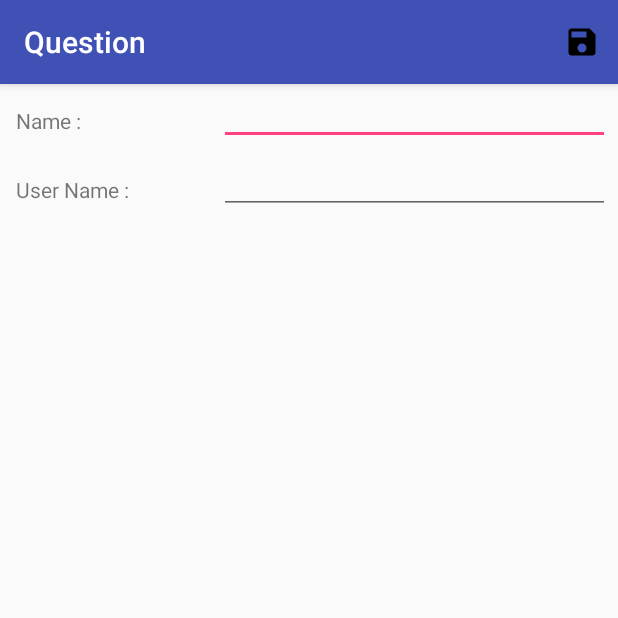
After one commit to tarek3laa/Question, an Android app: the SignUpActivity screen opened directly, with no data from a screen before it, on a phone screen of 412 x 824 dp, the top half of it. The commit adds this screen. Run offline under Robolectric (Android 15) with nearby library versions, the phone set to English and light mode, and no system bars.

Commit message:
tarek : edit

```diff
--- a/app/src/main/AndroidManifest.xml
+++ b/app/src/main/AndroidManifest.xml
@@ -2,7 +2,7 @@
 <manifest xmlns:android="http://schemas.android.com/apk/res/android"
     package="com.example.nextapp.question">
 
-    <uses-permission android:name="android.permission.INTERNET"/>
+    <uses-permission android:name="android.permission.INTERNET" />
 
     <application
         android:allowBackup="true"
@@ -19,7 +19,9 @@
             </intent-filter>
         </activity>
         <activity android:name=".QuestionActivity" />
-        <activity android:name=".RankingActivity"></activity>
+        <activity android:name=".RankingActivity" />
+        <activity android:name=".ProfileActivity" />
+        <activity android:name=".SignUpActivity"></activity>
     </application>
 
 </manifest>
--- a/app/src/main/java/com/example/nextapp/question/QuestionActivity.java
+++ b/app/src/main/java/com/example/nextapp/question/QuestionActivity.java
@@ -1,13 +1,54 @@
 package com.example.nextapp.question;
 
+import android.os.CountDownTimer;
 import android.support.v7.app.AppCompatActivity;
 import android.os.Bundle;
+import android.widget.TextView;
+
+import java.util.Locale;
 
 public class QuestionActivity extends AppCompatActivity {
+
+    private static final long START_TIME = 15000;
+    private long mTime = START_TIME;
+
+    private TextView timer;
 
     @Override
     protected void onCreate(Bundle savedInstanceState) {
         super.onCreate(savedInstanceState);
         setContentView(R.layout.activity_question);
+        timer = (TextView) findViewById(R.id.tv_timer);
+
+        startTimer();
+
     }
+
+    private void startTimer() {
+        mTime = START_TIME;
+        timer();
+
+    }
+
+    private void timer() {
+
+         new CountDownTimer(mTime, 1000) {
+            @Override
+            public void onTick(long l) {
+                mTime = l;
+
+                int m = (int) (mTime/1000) / 60;
+                int s = (int) (mTime/1000) % 60;
+                timer.setText(String.format(Locale.getDefault(), "0%2d:%02d", m, s));
+            }
+
+            @Override
+            public void onFinish() {
+
+
+
+            }
+        }.start();
+    }
+
 }
--- /dev/null
+++ b/app/src/main/java/com/example/nextapp/question/SignUpActivity.java
@@ -0,0 +1,48 @@
+package com.example.nextapp.question;
+
+import android.support.v7.app.AppCompatActivity;
+import android.os.Bundle;
+import android.view.Menu;
+import android.view.MenuInflater;
+import android.view.MenuItem;
+import android.view.View;
+import android.widget.Button;
+import android.widget.EditText;
+
+import com.example.nextapp.question.Data.DataBase;
+
+public class SignUpActivity extends AppCompatActivity {
+
+    EditText metName,metUser;
+
+    @Override
+    protected void onCreate(Bundle savedInstanceState) {
+        super.onCreate(savedInstanceState);
+        setContentView(R.layout.activity_sign_up);
+
+        metName=(EditText)findViewById(R.id.et_name);
+        metUser=(EditText)findViewById(R.id.et_user);
+
+
+
+
+    }
+
+
+    @Override
+    public boolean onCreateOptionsMenu(Menu menu) {
+        getMenuInflater().inflate(R.menu.question_menu,menu);
+        return true;
+    }
+
+    @Override
+    public boolean onOptionsItemSelected(MenuItem item) {
+        switch (item.getItemId()){
+            case R.id.m_save:
+                DataBase dataBase = new DataBase();
+                dataBase.setData(metName.getText().toString(),metUser.getText().toString());
+        }
+
+        return super.onOptionsItemSelected(item);
+    }
+}
--- /dev/null
+++ b/app/src/main/res/drawable/ic_save_black_24dp.xml
@@ -0,0 +1,9 @@
+<vector xmlns:android="http://schemas.android.com/apk/res/android"
+        android:width="24dp"
+        android:height="24dp"
+        android:viewportWidth="24.0"
+        android:viewportHeight="24.0">
+    <path
+        android:fillColor="#FF000000"
+        android:pathData="M17,3L5,3c-1.11,0 -2,0.9 -2,2v14c0,1.1 0.89,2 2,2h14c1.1,0 2,-0.9 2,-2L21,7l-4,-4zM12,19c-1.66,0 -3,-1.34 -3,-3s1.34,-3 3,-3 3,1.34 3,3 -1.34,3 -3,3zM15,9L5,9L5,5h10v4z"/>
+</vector>
--- /dev/null
+++ b/app/src/main/res/layout/activity_sign_up.xml
@@ -0,0 +1,63 @@
+<?xml version="1.0" encoding="utf-8"?>
+<LinearLayout xmlns:android="http://schemas.android.com/apk/res/android"
+    xmlns:app="http://schemas.android.com/apk/res-auto"
+    xmlns:tools="http://schemas.android.com/tools"
+    android:layout_width="match_parent"
+    android:layout_height="match_parent"
+    tools:context=".SignUpActivity"
+    android:orientation="vertical"
+    >
+    <LinearLayout
+        android:layout_width="match_parent"
+        android:layout_height="wrap_content"
+        android:orientation="horizontal">
+
+        <TextView
+            android:layout_width="0dp"
+            android:layout_height="wrap_content"
+            android:layout_weight="1"
+            android:text="Name : "
+            android:layout_margin="5dp"
+            android:padding="5dp"
+            />
+        <EditText
+            android:layout_width="0dp"
+            android:layout_height="wrap_content"
+            android:layout_weight="2"
+            android:layout_margin="5dp"
+            android:padding="5dp"
+            android:id="@+id/et_name"
+            />
+
+
+    </LinearLayout>
+    <LinearLayout
+        android:layout_width="match_parent"
+        android:layout_height="wrap_content"
+        android:orientation="horizontal">
+
+        <TextView
+            android:layout_width="0dp"
+            android:layout_height="wrap_content"
+            android:layout_weight="1"
+            android:text="User Name : "
+            android:layout_margin="5dp"
+            android:padding="5dp"
+            />
+        <EditText
+            android:layout_width="0dp"
+            android:layout_height="wrap_content"
+            android:layout_weight="2"
+            android:layout_margin="5dp"
+            android:padding="5dp"
+            android:id="@+id/et_user"
+            />
+
+
+    </LinearLayout>
+
+
+
+
+
+</LinearLayout>
--- /dev/null
+++ b/app/src/main/res/menu/question_menu.xml
@@ -0,0 +1,11 @@
+<?xml version="1.0" encoding="utf-8"?>
+<menu xmlns:app="http://schemas.android.com/apk/res-auto"
+    xmlns:android="http://schemas.android.com/apk/res/android">
+
+    <item
+        android:id="@+id/m_save"
+        android:title="Item"
+        android:icon="@drawable/ic_save_black_24dp"
+        app:showAsAction="always"
+        />
+</menu>
--- a/app/src/main/res/values/strings.xml
+++ b/app/src/main/res/values/strings.xml
@@ -23,7 +23,7 @@
         completions."
     </string>
 
-  // Strings for Science Part ques..
+    // Strings for Science Part ques..
     <string-array name="Science">
         <item> ما هو اقوى الحيوانات ذاكرة؟</item>
         <item>ما هو العنصر الغذائى الذى لو وجد ف الحليب لاصبح غذاء كامل ؟</item>
```
Also changed, not shown: app/src/main/java/com/example/nextapp/question/Data/DataBase.java (added, +22 -0 lines), app/src/main/java/com/example/nextapp/question/Data/User.java (+13 -8 lines), app/src/main/java/com/example/nextapp/question/MainActivity.java (+34 -2 lines), app/src/main/java/com/example/nextapp/question/ProfileActivity.java (added, +13 -0 lines), app/src/main/res/layout/activity_profile.xml (added, +9 -0 lines), app/src/main/res/layout/activity_question.xml (+86 -3 lines), app/build.gradle (line endings or trailing spaces).
